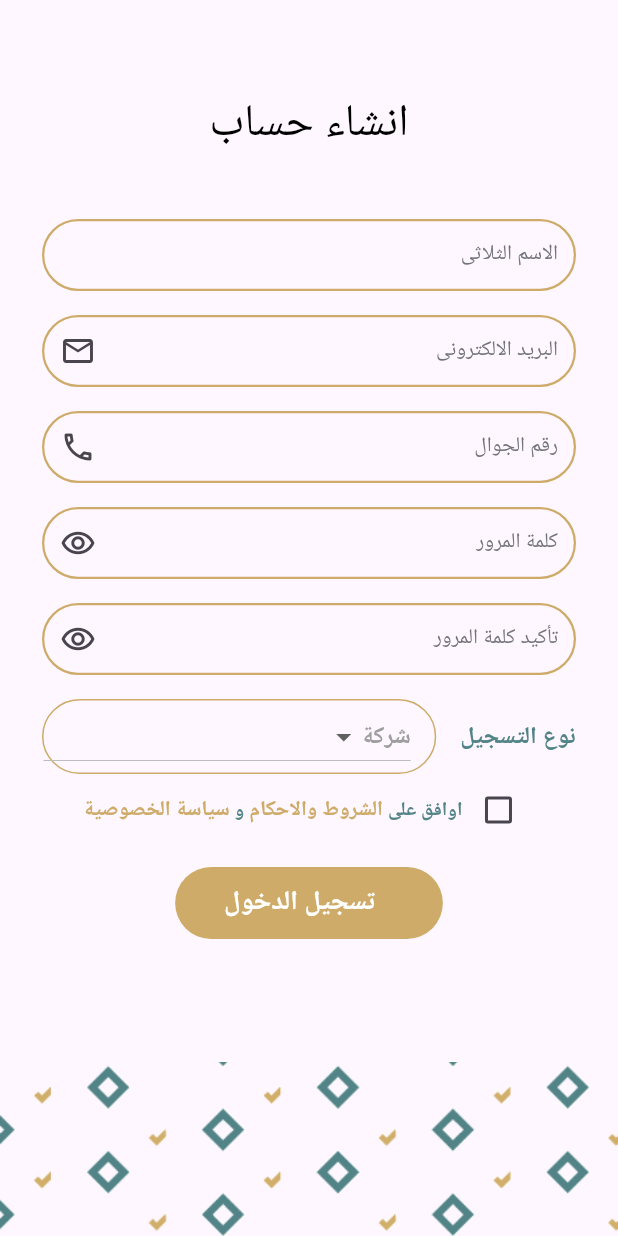
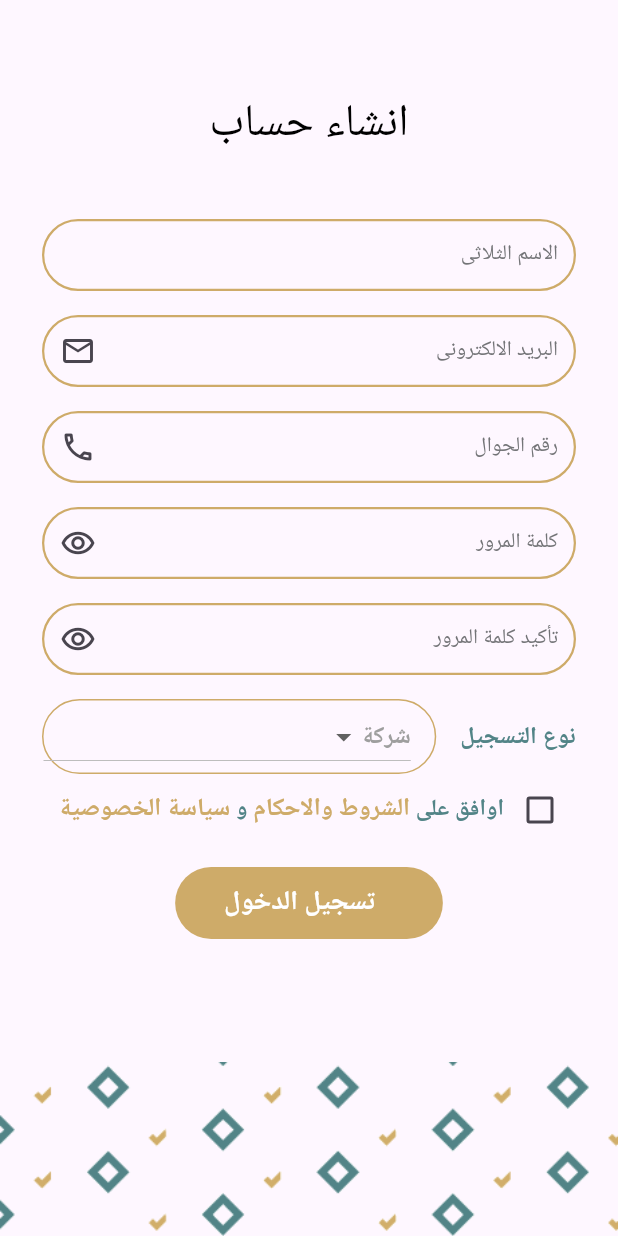
Before and after one commit to ZiadWaled/flutter_task, a Flutter app: the screen it shows after launch, after a tap on an icon or button, on a phone screen of 412 x 824 dp. Run offline on Flutter 3.47's test engine with Material 3 defaults, Android fonts, the phone set to English and light mode, and no system bars; our stand-ins replace flutter_svg, go_router; Roboto replaces fonts that are missing (Montserrat).

Commit message:
finish ui register view

```diff
--- a/lib/presentation/auth/activation _code/widget/activation_code_widget.dart
+++ b/lib/presentation/auth/activation _code/widget/activation_code_widget.dart
@@ -1,4 +1,5 @@
 import 'package:flutter/material.dart';
+import 'package:flutter_task/presentation/resources/color_manager.dart';
 
 // ignore: must_be_immutable
 class ConfirmationCodeInput extends StatelessWidget {
@@ -21,10 +22,9 @@ class ConfirmationCodeInput extends StatelessWidget {
             keyboardType: TextInputType.number,
             maxLength: 1,
             textAlign: TextAlign.center,
-            style: const TextStyle(fontSize: 20.0, fontWeight: FontWeight.bold),
+            style:  TextStyle(fontSize: 20.0, fontWeight: FontWeight.bold,color: ColorManager.green),
             decoration: const InputDecoration(
               counterText: "",
-              border: OutlineInputBorder(),
             ),
             onChanged: (value) {
               // Move to the next text field when a digit is entered
--- a/lib/presentation/auth/login/login_view.dart
+++ b/lib/presentation/auth/login/login_view.dart
@@ -1,7 +1,6 @@
 import 'package:flutter/cupertino.dart';
 import 'package:flutter/material.dart';
 import 'package:flutter/widgets.dart';
-import 'package:flutter_svg/flutter_svg.dart';
 import 'package:flutter_task/presentation/widgets/main_button.dart';
 import 'package:flutter_task/presentation/resources/app_router.dart';
 import 'package:flutter_task/presentation/resources/assets_manager.dart';
@@ -21,37 +20,32 @@ class _LoginViewState extends State<LoginView> {
   final TextEditingController _userNameController = TextEditingController();
   final TextEditingController _passwordController = TextEditingController();
   final _formKey = GlobalKey<FormState>();
+  bool _passwordVisible = false;
 
   @override
   Widget build(BuildContext context) {
-    return _getContentWidget();
-  }
-
-  Widget _getContentWidget() {
     return Scaffold(
-      body: Form(
-        key: _formKey,
+      body: Stack(
+        children: [
+          SingleChildScrollView(
             child: Column(
-          mainAxisAlignment: MainAxisAlignment.start,
-          crossAxisAlignment: CrossAxisAlignment.center,
               children: [
                 Image.asset(ImageAssets.backLogin),
-            const Spacer(),
-            SingleChildScrollView(
+                const SizedBox(height:AppSize.s16),
+                Form(
+                  key: _formKey,
+                  child: Padding(
+                    padding: const EdgeInsets.symmetric(horizontal: AppPadding.p28),
                     child: Column(
+                      crossAxisAlignment: CrossAxisAlignment.center,
                       children: [
                         Text(
                           AppStrings.login,
                           style: Theme.of(context).textTheme.titleMedium,
                         ),
-                  const SizedBox(
-                    height: AppSize.s16,
-                  ),
-                  // text form filed (email)
-                  Padding(
-                    padding: const EdgeInsets.only(
-                        left: AppPadding.p28, right: AppPadding.p28),
-                    child: TextFormField(
+                        const SizedBox(height: AppSize.s16),
+                        // TextFormField (email)
+                        TextFormField(
                           keyboardType: TextInputType.emailAddress,
                           controller: _userNameController,
                           decoration: const InputDecoration(
@@ -60,33 +54,32 @@ class _LoginViewState extends State<LoginView> {
                             suffixIcon: Icon(Icons.email_outlined),
                           ),
                         ),
-                  ),
-                  const SizedBox(
-                    height: AppSize.s16,
-                  ),
-                  // text form filed (password)
-
-                  Container(
-                    padding: const EdgeInsets.only(
-                        left: AppPadding.p28, right: AppPadding.p28),
-                    child: TextFormField(
+                        const SizedBox(height: AppSize.s16),
+                        // TextFormField (password)
+                        TextFormField(
                           keyboardType: TextInputType.visiblePassword,
                           controller: _passwordController,
-
-                      decoration: const InputDecoration(
-
+                          obscureText: !_passwordVisible,
+                          decoration: InputDecoration(
                             hintText: AppStrings.password,
                             labelText: AppStrings.password,
-                        suffixIcon: Icon(Icons.remove_red_eye_outlined),
+                            suffixIcon: IconButton(
+                              icon: Icon(
+                                _passwordVisible
+                                    ? Icons.visibility
+                                    : Icons.visibility_off,
+                              ),
+                              onPressed: () {
+                                setState(() {
+                                  _passwordVisible = !_passwordVisible;
+                                });
+                              },
                             ),
                           ),
                         ),
-                  // forgetPassword
+                        // Forget Password
                         Align(
                           alignment: AlignmentDirectional.centerStart,
-                    child: Padding(
-                      padding: const EdgeInsets.only(
-                          left: AppPadding.p28, right: AppPadding.p28),
                           child: TextButton(
                             onPressed: () {
                               // GoRouter.of(context).push(AppRouter.kForgotPasswordView);
@@ -97,26 +90,21 @@ class _LoginViewState extends State<LoginView> {
                             ),
                           ),
                         ),
+                        const SizedBox(height: AppSize.s16),
+                        // Button (login)
+                        MainButton(
+                          text: AppStrings.login,
+                          onPressed: () {},
                         ),
-                  const SizedBox(
-                    height: AppSize.s16,
-                  ),
-                  // Button (login)
-                  MainButton(text: AppStrings.login, onPressed: (){}
-                  ),
-
-                  // Button (create acc)
-
+                        // Button (create account)
                         Padding(
                           padding: const EdgeInsets.only(
                             bottom: AppSize.s20,
                             top: AppSize.s20,
                           ),
                           child: InkWell(
-                      onTap: (){
-
+                            onTap: () {
                               GoRouter.of(context).push(AppRouter.kRegisterView);
-
                             },
                             child: RichText(
                               text: TextSpan(
@@ -135,13 +123,19 @@ class _LoginViewState extends State<LoginView> {
                             ),
                           ),
                         ),
+                        const SizedBox(height: 200),
                       ],
                     ),
                   ),
-            const Spacer(),
-            Image.asset(ImageAssets.backLogin2),
+                ),
               ],
             ),
+          ),
+          Align(
+            alignment: Alignment.bottomCenter,
+            child: Image.asset(ImageAssets.backLogin2),
+          ),
+        ],
       ),
     );
   }
--- a/lib/presentation/auth/rigester/register_view.dart
+++ b/lib/presentation/auth/rigester/register_view.dart
@@ -1,10 +1,11 @@
-import 'package:flutter/cupertino.dart';
 import 'package:flutter/material.dart';
+import 'package:flutter_task/presentation/resources/app_router.dart';
 import 'package:flutter_task/presentation/resources/assets_manager.dart';
 import 'package:flutter_task/presentation/resources/color_manager.dart';
 import 'package:flutter_task/presentation/resources/strings_manager.dart';
 import 'package:flutter_task/presentation/resources/values_manager.dart';
 import 'package:flutter_task/presentation/widgets/main_button.dart';
+import 'package:go_router/go_router.dart';
 
 class RegisterView extends StatefulWidget {
   const RegisterView({super.key});
@@ -20,9 +21,11 @@ class _RegisterViewState extends State<RegisterView> {
   @override
   Widget build(BuildContext context) {
     return Scaffold(
-      body: Column(
+      body: Stack(
         children: [
-          Padding(
+          // Scrollable content
+          SingleChildScrollView(
+            child: Padding(
               padding: const EdgeInsets.only(
                 left: AppPadding.p28,
                 right: AppPadding.p28,
@@ -31,6 +34,7 @@ class _RegisterViewState extends State<RegisterView> {
               child: Column(
                 crossAxisAlignment: CrossAxisAlignment.center,
                 children: [
+                  // Registration title
                   Text(
                     AppStrings.registerText,
                     style: Theme.of(context).textTheme.titleMedium,
@@ -38,6 +42,7 @@ class _RegisterViewState extends State<RegisterView> {
                   const SizedBox(
                     height: AppSize.s40,
                   ),
+                  // User name field
                   TextFormField(
                     keyboardType: TextInputType.emailAddress,
                     decoration: const InputDecoration(
@@ -48,6 +53,7 @@ class _RegisterViewState extends State<RegisterView> {
                   const SizedBox(
                     height: AppSize.s16,
                   ),
+                  // Username field
                   TextFormField(
                     keyboardType: TextInputType.emailAddress,
                     decoration: const InputDecoration(
@@ -59,6 +65,7 @@ class _RegisterViewState extends State<RegisterView> {
                   const SizedBox(
                     height: AppSize.s16,
                   ),
+                  // Phone number field
                   TextFormField(
                     keyboardType: TextInputType.phone,
                     decoration: const InputDecoration(
@@ -70,6 +77,7 @@ class _RegisterViewState extends State<RegisterView> {
                   const SizedBox(
                     height: AppSize.s16,
                   ),
+                  // Password field
                   TextFormField(
                     keyboardType: TextInputType.visiblePassword,
                     decoration: const InputDecoration(
@@ -81,6 +89,7 @@ class _RegisterViewState extends State<RegisterView> {
                   const SizedBox(
                     height: AppSize.s16,
                   ),
+                  // Confirm password field
                   TextFormField(
                     keyboardType: TextInputType.visiblePassword,
                     decoration: const InputDecoration(
@@ -94,6 +103,7 @@ class _RegisterViewState extends State<RegisterView> {
                   ),
                   Row(
                     children: [
+                      // Registration type text
                       Text(
                         AppStrings.registrationType,
                         style: Theme.of(context).textTheme.labelSmall,
@@ -137,10 +147,9 @@ class _RegisterViewState extends State<RegisterView> {
                       ),
                     ],
                   ),
-                SingleChildScrollView(
-                  scrollDirection: Axis.horizontal,
-                  child: Row(
+                  Row(
                     children: [
+                      // Terms and conditions checkbox
                       Checkbox(
                         checkColor: ColorManager.white,
                         activeColor: ColorManager.primary,
@@ -151,17 +160,16 @@ class _RegisterViewState extends State<RegisterView> {
                           });
                         },
                       ),
-
-                      // اوافق على / الشروط والاحكام / و /سياسة الخصوصية
-
-                      RichText(
+                      Expanded(
+                        child: LayoutBuilder(
+                          builder: (context, constraints) {
+                            final double fontSize = constraints.maxWidth * 0.05;
+                            return RichText(
                               maxLines: 2,
                               text: TextSpan(
                                 text: AppStrings.agree,
-                          style: Theme.of(context)
-                              .textTheme
-                              .labelSmall
-                              ?.copyWith(fontSize: 13),
+                                style: Theme.of(context).textTheme.labelSmall?.copyWith(
+                                    fontSize: fontSize),
                                 children: <TextSpan>[
                                   TextSpan(
                                     text: AppStrings.conditions,
@@ -169,14 +177,14 @@ class _RegisterViewState extends State<RegisterView> {
                                         .textTheme
                                         .labelSmall
                                         ?.copyWith(
-                                      color: ColorManager.primary, fontSize: 14),
+                                        color: ColorManager.primary, fontSize: fontSize + 1),
                                   ),
                                   TextSpan(
                                     text: AppStrings.and,
                                     style: Theme.of(context)
                                         .textTheme
                                         .labelSmall
-                                  ?.copyWith(fontSize: 13),
+                                        ?.copyWith(fontSize: fontSize),
                                   ),
                                   TextSpan(
                                     text: AppStrings.privacy,
@@ -184,25 +192,35 @@ class _RegisterViewState extends State<RegisterView> {
                                         .textTheme
                                         .labelSmall
                                         ?.copyWith(
-                                      color: ColorManager.primary, fontSize: 14),
+                                        color: ColorManager.primary, fontSize: fontSize + 1),
                                   ),
                                 ],
+                              ),
+                            );
+                          },
                         ),
                       ),
                     ],
                   ),
-                ),
-                const SizedBox(height: AppSize.s14,),
+                  const SizedBox(height: AppSize.s14),
+                  // Registration button
                   MainButton(
                     text: AppStrings.login,
-                  onPressed: () {},
+                    onPressed: () {
+                      // GoRouter.of(context).push(AppRouter.kVerifyCode);
+
+                    },
                   ),
-
+                  const SizedBox(height: AppSize.s200),
                 ],
               ),
             ),
-          Spacer(),
-          Image.asset(ImageAssets.backLogin2),
+          ),
+          // Background image
+          Align(
+            alignment: Alignment.bottomCenter,
+            child: Image.asset(ImageAssets.backLogin2),
+          ),
         ],
       ),
     );
--- a/lib/presentation/resources/app_router.dart
+++ b/lib/presentation/resources/app_router.dart
@@ -1,5 +1,4 @@
-
-
+import 'package:flutter_task/presentation/auth/activation%20_code/activation_code_page.dart';
 import 'package:flutter_task/presentation/auth/login/login_view.dart';
 import 'package:flutter_task/presentation/auth/rigester/register_view.dart';
 import 'package:flutter_task/presentation/splash/splash_view.dart';
@@ -8,6 +7,7 @@ import 'package:go_router/go_router.dart';
 abstract class AppRouter {
   static const kLoginView = '/loginView';
   static const kRegisterView = '/registerView';
+  static const kVerifyCode = '/verifyCode';
   static const kForgotPasswordView = '/forgotPasswordView';
   static const kMainView = '/mainView';
 
@@ -25,8 +25,15 @@ abstract class AppRouter {
       ),
       GoRoute(
         path: kRegisterView,
-        builder: (context, state)  {
-          return const RegisterView();},
+        builder: (context, state) {
+          return const RegisterView();
+        },
+      ),
+      GoRoute(
+        path: kVerifyCode,
+        builder: (context, state) {
+          return const ActivationCodePage();
+        },
       ),
       // GoRoute(
       //   path: kForgotPasswordView,
--- a/lib/presentation/resources/values_manager.dart
+++ b/lib/presentation/resources/values_manager.dart
@@ -35,5 +35,6 @@ class AppSize {
   static const double s60 = 60;
   static const double s75 = 75;
   static const double s100 = 100;
+  static const double s200 = 200;
 
 }
```
Also changed, not shown: lib/presentation/auth/select_user_type/select_user_type_page.dart (+59 -79 lines). Lines whose indentation alone changed are shown as unchanged.
